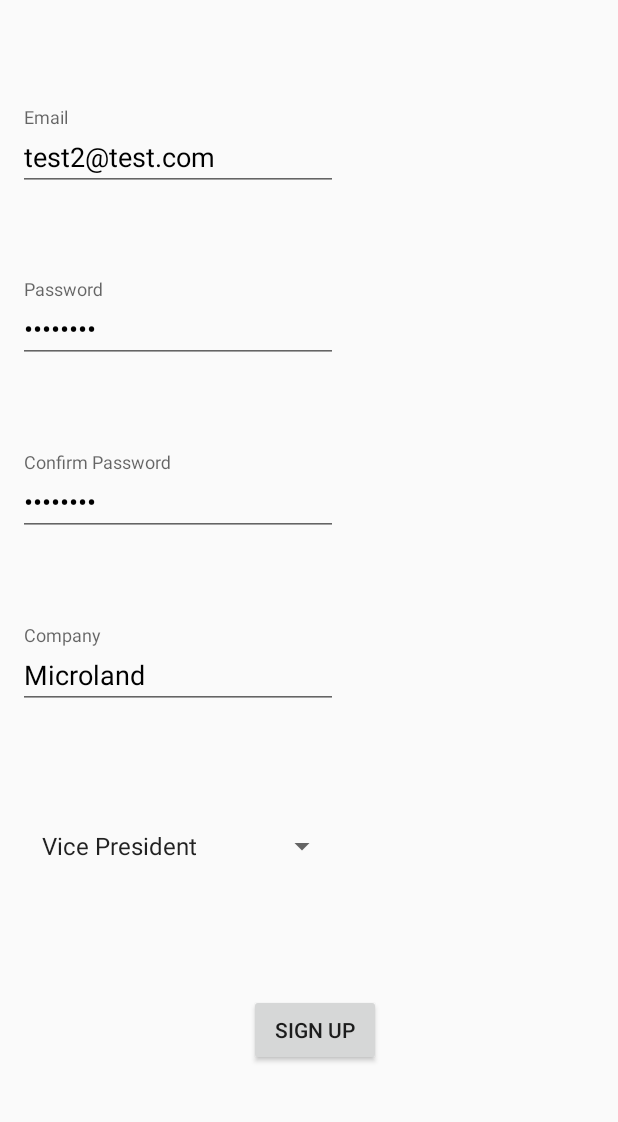
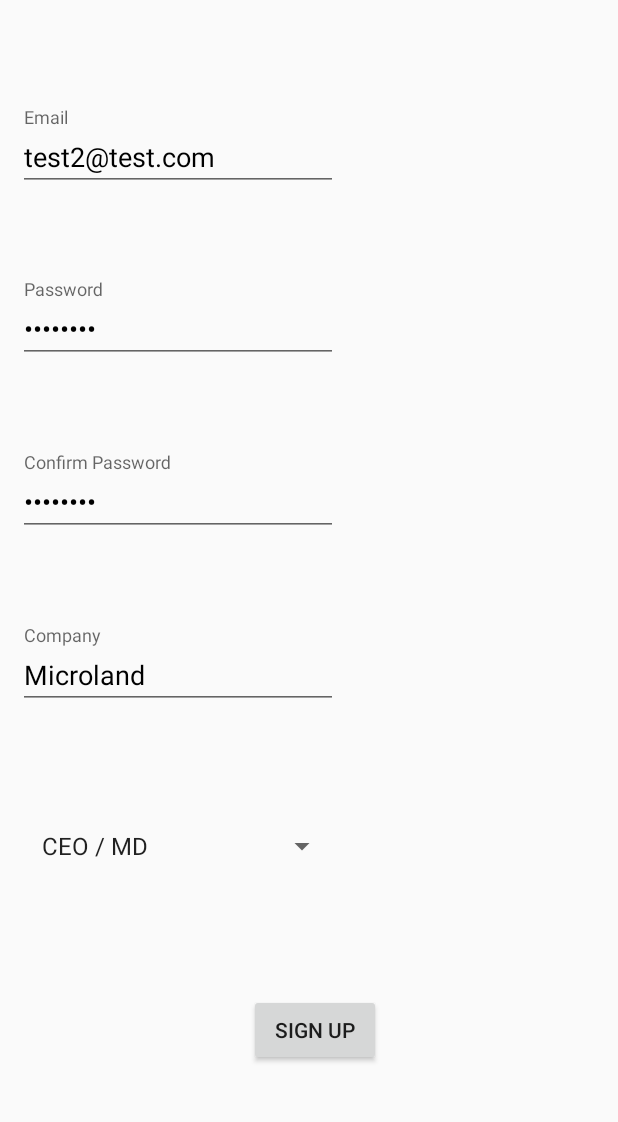
Before and after one commit to Harsh2098/ITSM-Client, an Android app: the SignUpFragment screen opened through its navigation route, on a phone screen of 412 x 824 dp, the part 75-1197 px from its top. Run offline under Robolectric (Android 15) with nearby library versions, the phone set to English and light mode, and no system bars.

Commit message:
Sync designations with react app

```diff
--- a/app/src/main/java/com/hmproductions/itsmclient/ITSMClient.kt
+++ b/app/src/main/java/com/hmproductions/itsmclient/ITSMClient.kt
@@ -39,6 +39,6 @@ interface ITSMClient {
     @GET("alter")
     fun getRequestedConfigurations(@Header("Authorization") authorization: String): Call<AlterResponse>
 
-    @DELETE("alter")
+    @HTTP(method = "DELETE", path = "alter", hasBody = true)
     fun deleteConfigurationRequest(@Header("Authorization") authorization: String, @Body deleteConfigurationRequest: DeleteConfigurationRequest): Call<GenericResponse>
 }
--- a/app/src/main/java/com/hmproductions/itsmclient/fragment/AdminFragment.kt
+++ b/app/src/main/java/com/hmproductions/itsmclient/fragment/AdminFragment.kt
@@ -118,12 +118,12 @@ class AdminFragment : Fragment(), ConfigurationRecyclerAdapter.OnConfigurationCl
 
     private fun flipSetConfigVisibility(listExists: Boolean) {
         noConfigurationsTextView.visibility = if (listExists) View.GONE else View.VISIBLE
-        configurationsRecyclerView.visibility = if (listExists) View.VISIBLE else View.GONE
+        configurationsRecyclerView.visibility = if (listExists) View.VISIBLE else View.INVISIBLE
     }
 
     private fun flipRequestConfigVisibility(listExists: Boolean) {
         noRequestsTextView.visibility = if (listExists) View.GONE else View.VISIBLE
-        requestsRecyclerView.visibility = if (listExists) View.VISIBLE else View.GONE
+        requestsRecyclerView.visibility = if (listExists) View.VISIBLE else View.INVISIBLE
     }
 
     override fun onCreateOptionsMenu(menu: Menu, inflater: MenuInflater) {
@@ -155,7 +155,6 @@ class AdminFragment : Fragment(), ConfigurationRecyclerAdapter.OnConfigurationCl
 
             uiThread {
                 if (deleteRequestResponse.isSuccessful) {
-                    findNavController().navigateUp()
                     getAllRequestedConfigurationsAsync()
                     context?.toast(deleteRequestResponse.body()?.statusMessage ?: "")
                 } else {
--- a/app/src/main/res/layout/fragment_admin.xml
+++ b/app/src/main/res/layout/fragment_admin.xml
@@ -78,6 +78,7 @@
         android:id="@+id/noRequestsTextView"
         android:layout_width="wrap_content"
         android:layout_height="wrap_content"
+        android:gravity="center"
         android:text="@string/no_requests_found"
         android:textSize="16sp"
         android:visibility="gone"
@@ -90,6 +91,7 @@
         android:id="@+id/noConfigurationsTextView"
         android:layout_width="wrap_content"
         android:layout_height="wrap_content"
+        android:gravity="center"
         android:text="@string/no_configurations_found"
         android:textSize="16sp"
         android:visibility="gone"
--- a/app/src/main/res/values/strings.xml
+++ b/app/src/main/res/values/strings.xml
@@ -37,11 +37,15 @@
     <string name="no_configurations_found">No configurations found</string>
 
     <string-array name="designations">
-        <item>Vice President</item>
-        <item>Director</item>
-        <item>Sr. Engineer</item>
-        <item>Jr. Engineer</item>
-        <item>Intern</item>
+        <item>CEO / MD</item>
+        <item>HR Manager</item>
+        <item>PHP Developer</item>
+        <item>Project Manager</item>
+        <item>General Manager</item>
+        <item>Business Development Manager</item>
+        <item>Internet Marketing Head</item>
+        <item>Content Writer</item>
+        <item>System Administrator</item>
     </string-array>
 
 </resources>
```
